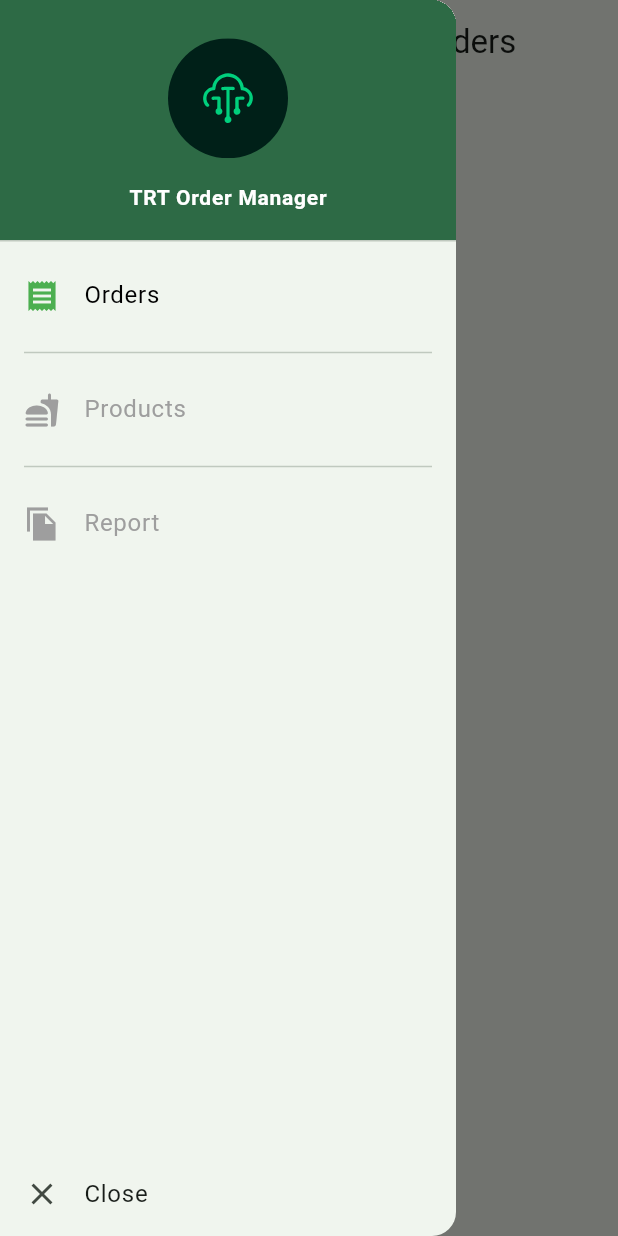
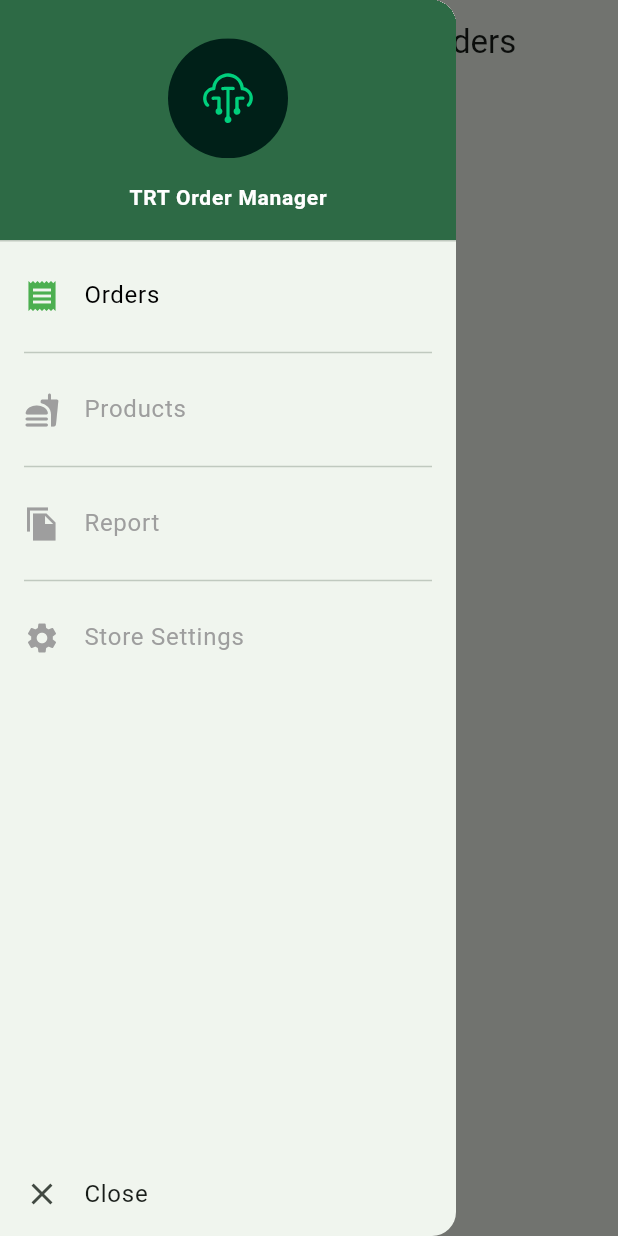
Before and after one commit to WorkWithAfridi/TRTOrderManagerPOS-Flutter, a Flutter app: the screen it shows after launch, with the side drawer open, on a phone screen of 412 x 824 dp. Run offline on Flutter 3.47's test engine with Material 3 defaults, Android fonts, the phone set to English and light mode, and no system bars; our stand-ins replace audioplayers, cached_network_image, connectivity_plus, dio, flutter_svg, gap and 4 more.

```diff
--- a/lib/main.dart
+++ b/lib/main.dart
@@ -14,6 +14,7 @@ import 'package:pdf_printer/views/dashboard/order_list_view.dart';
 import 'package:pdf_printer/views/dashboard/product_list_view.dart';
 import 'package:pdf_printer/views/dashboard/product_search_view.dart';
 import 'package:pdf_printer/views/splash/splash_view.dart';
+import 'package:pdf_printer/views/store_settings_view.dart';
 
 void main() async {
   await initApp();
@@ -245,6 +246,27 @@ class _DashboardViewState extends State<DashboardView> {
                 _generateReport(context);
               },
             ),
+            Container(
+              padding: const EdgeInsets.symmetric(horizontal: 16),
+              child: const Divider(height: 20, thickness: 1),
+            ),
+            ListTile(
+              leading: const Icon(
+                Icons.settings,
+                color: Colors.grey,
+              ),
+              title: const Text(
+                'Store Settings',
+                style: TextStyle(
+                  color: Colors.grey,
+                ),
+              ),
+              onTap: () {
+                Get.to(
+                  () => const StoreSettingsView(),
+                );
+              },
+            ),
             const Spacer(),
             ListTile(
               leading: const Icon(Icons.close),
```
Also changed, not shown: lib/controllers/store_controller.dart (+28 -0 lines), lib/views/store_settings_view.dart (added, +59 -0 lines).
